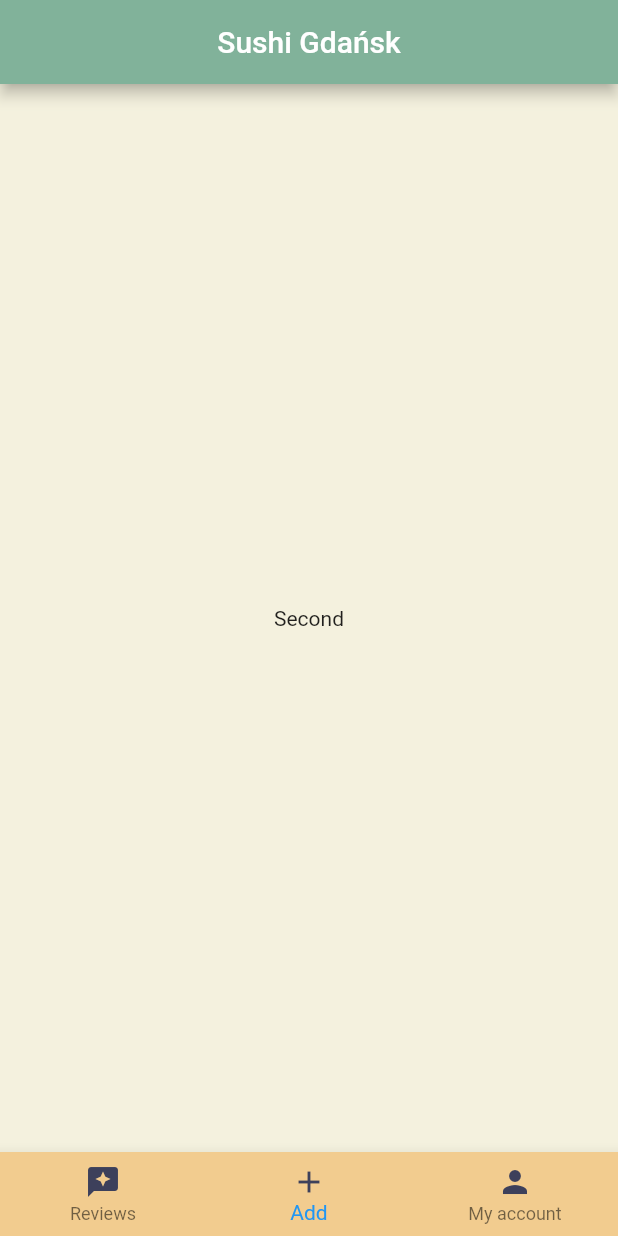
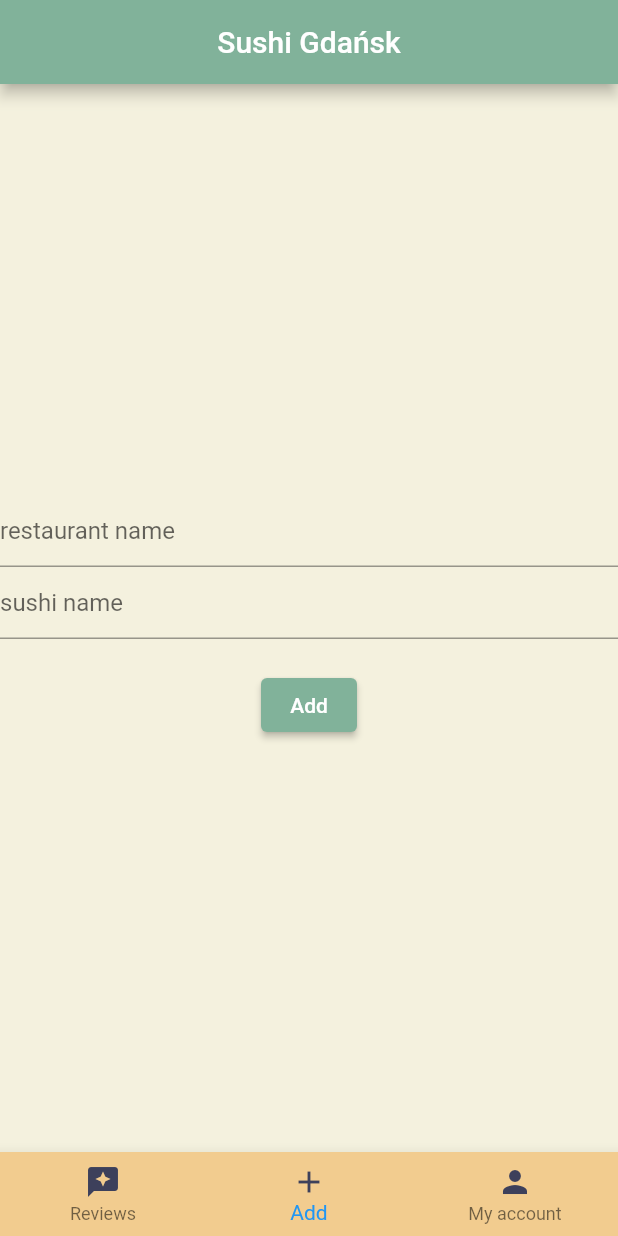
Before and after one commit to raczynskaannamaria/sushi_gdansk, a Flutter app: the screen it shows once a user with an empty profile is signed in, item 2 of the bottom bar chosen, on a phone screen of 412 x 824 dp. Run offline on Flutter 3.47's test engine with Material 2 defaults, Android fonts, the light colour scheme and no system bars; our stand-ins replace cloud_firestore, firebase_auth, firebase_core; accounts and stored records are empty.

Commit message:
Implement adding restaurants

```diff
--- a/lib/app/home/add_opinion/add_opinion_page_content.dart
+++ b/lib/app/home/add_opinion/add_opinion_page_content.dart
@@ -1,14 +1,55 @@
+import 'package:cloud_firestore/cloud_firestore.dart';
 import 'package:flutter/material.dart';
 
-class AddOpinionPageContent extends StatelessWidget {
+class AddOpinionPageContent extends StatefulWidget {
   const AddOpinionPageContent({
     Key? key,
   }) : super(key: key);
 
   @override
+  State<AddOpinionPageContent> createState() => _AddOpinionPageContentState();
+}
+
+var restaurantName = '';
+var sushiName = '';
+
+class _AddOpinionPageContentState extends State<AddOpinionPageContent> {
+  @override
   Widget build(BuildContext context) {
     return Center(
-      child: Text('Second'),
+      child: Column(
+        mainAxisAlignment: MainAxisAlignment.center,
+        children: [
+          TextField(
+            decoration: const InputDecoration(hintText: 'restaurant name'),
+            onChanged: (newValue) {
+              setState(() {
+                restaurantName = newValue;
+              });
+            },
+          ),
+          TextField(
+            decoration: const InputDecoration(hintText: 'sushi name'),
+            onChanged: (newValue) {
+              setState(() {
+                sushiName = newValue;
+              });
+            },
+          ),
+          const SizedBox(height: 20),
+          ElevatedButton(
+            onPressed: (() {
+              FirebaseFirestore.instance.collection('restaurants').add({
+                'name': restaurantName,
+                'sushi': sushiName,
+                'rating': 3.0,
+              });
+            }),
+            child: Text('Add'),
+            style: ElevatedButton.styleFrom(backgroundColor: Color(0xFF81b29a)),
+          ),
+        ],
+      ),
     );
   }
 }
```
